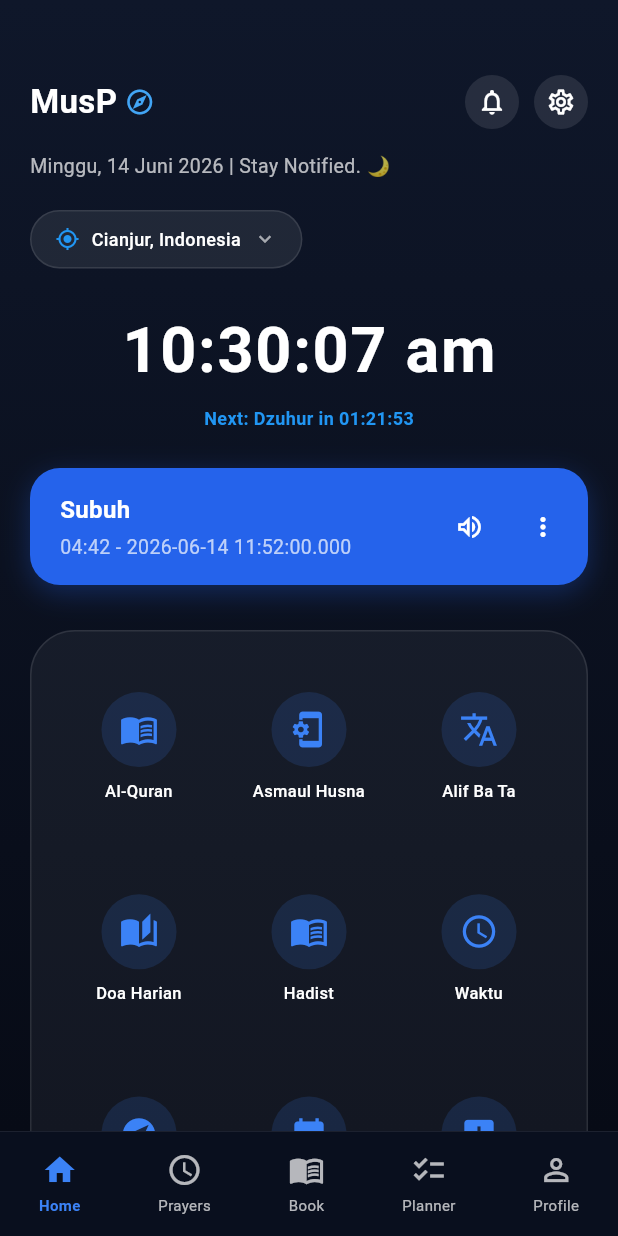
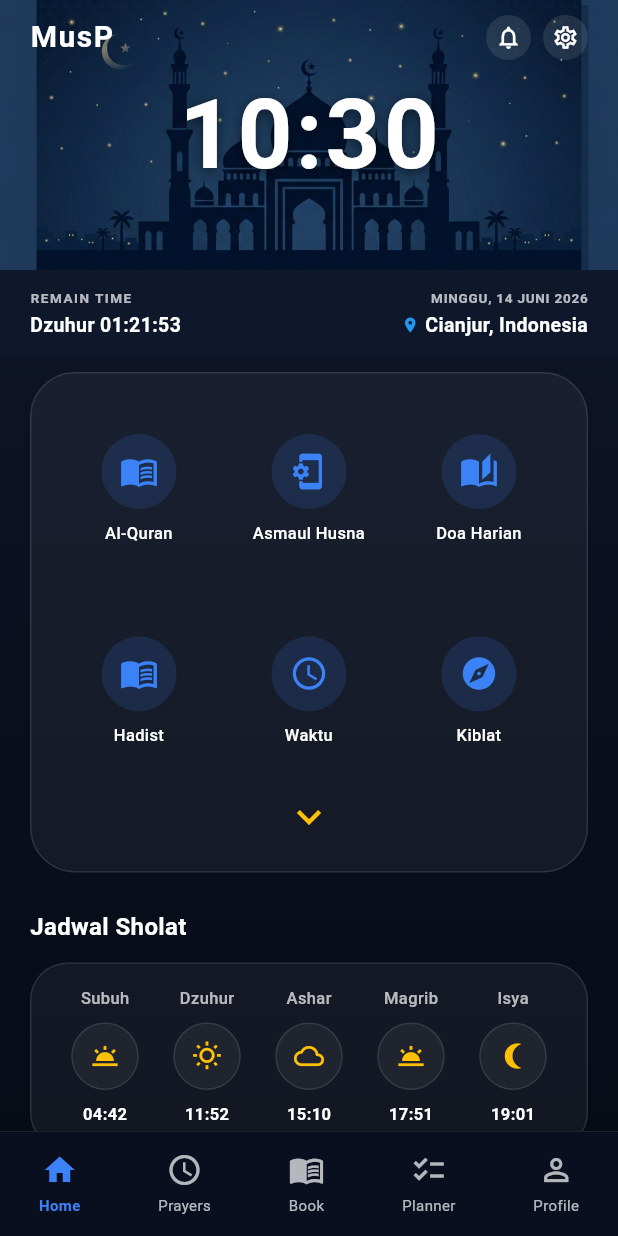
Before and after one commit to shiinzx/Aminsim_App, a Flutter app: the screen it shows after launch, on a phone screen of 412 x 824 dp. Run offline on Flutter 3.47's test engine with Material 3 defaults, Android fonts, the phone set to English and light mode, and no system bars; our stand-ins replace geolocator, shared_preferences; network calls fail.

Commit message:
design: add mosque silhouette header and expandable menu grid

```diff
--- a/lib/pages/menu_page.dart
+++ b/lib/pages/menu_page.dart
@@ -240,45 +240,7 @@ class _MenuPageState extends State<MenuPage> {
     return "$dayName, ${date.day} $monthName ${date.year}";
   }
 
-  Map<String, String> _getActivePrayerInfo() {
-    final defaultInfo = {"name": "Dhuhur", "range": "11:52 - 15:10"};
-    if (todaySchedule.isEmpty) return defaultInfo;
 
-    try {
-      final now = DateTime.now();
-      final String subuh = todaySchedule['subuh'] ?? '04:42';
-      final String dzuhur = todaySchedule['dzuhur'] ?? '11:52';
-      final String ashar = todaySchedule['ashar'] ?? '15:10';
-      final String magrib = todaySchedule['magrib'] ?? '17:51';
-      final String isya = todaySchedule['isya'] ?? '19:01';
-
-      final tSubuh = _parseTime(subuh, now);
-      final tDzuhur = _parseTime(dzuhur, now);
-      final tAshar = _parseTime(ashar, now);
-      final tMagrib = _parseTime(magrib, now);
-      final tIsya = _parseTime(isya, now);
-
-      if (tSubuh == null || tDzuhur == null || tAshar == null || tMagrib == null || tIsya == null) {
-        return defaultInfo;
-      }
-
-      if (now.isBefore(tSubuh)) {
-        return {"name": "Isya", "range": "$isya - $subuh"};
-      } else if (now.isBefore(tDzuhur)) {
-        return {"name": "Subuh", "range": "$subuh - $tDzuhur"};
-      } else if (now.isBefore(tAshar)) {
-        return {"name": "Dzuhur", "range": "$dzuhur - $ashar"};
-      } else if (now.isBefore(tMagrib)) {
-        return {"name": "Ashar", "range": "$ashar - $magrib"};
-      } else if (now.isBefore(tIsya)) {
-        return {"name": "Magrib", "range": "$magrib - $isya"};
-      } else {
-        return {"name": "Isya", "range": "$isya - $subuh"};
-      }
-    } catch (e) {
-      return defaultInfo;
-    }
-  }
 
   @override
   void dispose() {
@@ -406,170 +368,155 @@ class _MenuPageState extends State<MenuPage> {
   }
 
   Widget _buildHeader() {
-    return Container(
-      padding: const EdgeInsets.fromLTRB(20, 50, 20, 20),
+    final parts = _timeString.split(':');
+    final displayTime = parts.length >= 2 ? "${parts[0]}:${parts[1]}" : "--:--";
+
+    return Column(
+      children: [
+        // Top Mosque Banner Card
+        Container(
+          width: double.infinity,
+          height: 180,
           decoration: const BoxDecoration(
-        color: Colors.transparent,
+            image: DecorationImage(
+              image: AssetImage('assets/mosque_silhouette.png'),
+              fit: BoxFit.cover,
             ),
-      child: Column(
-        crossAxisAlignment: CrossAxisAlignment.start,
+          ),
+          child: SafeArea(
+            child: Stack(
               children: [
-          // Row for App Title/Logo, Notifications, Settings
-          Row(
+                // Title & Controls Row
+                Padding(
+                  padding: const EdgeInsets.symmetric(horizontal: 20, vertical: 10),
+                  child: Row(
                     mainAxisAlignment: MainAxisAlignment.spaceBetween,
-            children: [
-              Row(
                     children: [
                       const Text(
                         "MusP",
                         style: TextStyle(
                           color: Colors.white,
-                      fontSize: 22,
+                          fontSize: 20,
                           fontWeight: FontWeight.bold,
+                          letterSpacing: 1,
                         ),
-                  ),
-                  const SizedBox(width: 5),
-                  Icon(Icons.explore_outlined, color: Colors.blue[400], size: 20),
-                ],
                       ),
                       Row(
                         children: [
                           Container(
-                    padding: const EdgeInsets.all(8),
+                            padding: const EdgeInsets.all(6),
                             decoration: BoxDecoration(
                               shape: BoxShape.circle,
                               color: Colors.white.withValues(alpha: 0.1),
                             ),
-                    child: const Icon(Icons.notifications_outlined, color: Colors.white, size: 20),
+                            child: const Icon(Icons.notifications_outlined, color: Colors.white, size: 18),
                           ),
-                  const SizedBox(width: 10),
+                          const SizedBox(width: 8),
                           Container(
-                    padding: const EdgeInsets.all(8),
+                            padding: const EdgeInsets.all(6),
                             decoration: BoxDecoration(
                               shape: BoxShape.circle,
                               color: Colors.white.withValues(alpha: 0.1),
                             ),
-                    child: const Icon(Icons.settings_outlined, color: Colors.white, size: 20),
+                            child: const Icon(Icons.settings_outlined, color: Colors.white, size: 18),
                           ),
                         ],
                       ),
                     ],
                   ),
-          const SizedBox(height: 15),
-
-          // Subtitle
-          Text(
-            "$_dateString | Stay Notified. 🌙",
-            style: const TextStyle(color: Colors.white70, fontSize: 13),
                 ),
-          const SizedBox(height: 20),
-
-          // Location Selector card
-          Container(
-            padding: const EdgeInsets.symmetric(horizontal: 16, vertical: 10),
-            decoration: BoxDecoration(
-              color: Colors.white.withValues(alpha: 0.08),
-              borderRadius: BorderRadius.circular(20),
-              border: Border.all(color: Colors.white10),
-            ),
-            child: Row(
-              mainAxisSize: MainAxisSize.min,
-              children: [
-                const Icon(Icons.my_location, color: Colors.blue, size: 16),
-                const SizedBox(width: 8),
-                Text(
-                  _cityString,
-                  style: const TextStyle(color: Colors.white, fontWeight: FontWeight.w500, fontSize: 12),
-                ),
-                const SizedBox(width: 8),
-                const Icon(Icons.keyboard_arrow_down, color: Colors.white60, size: 16),
+                // Clock in the center
+                Center(
+                  child: Text(
+                    displayTime,
+                    style: const TextStyle(
+                      fontSize: 64,
+                      fontWeight: FontWeight.bold,
+                      color: Colors.white,
+                      letterSpacing: 2,
+                      shadows: [
+                        Shadow(
+                          color: Colors.black54,
+                          offset: Offset(0, 2),
+                          blurRadius: 10,
+                        )
                       ],
                     ),
                   ),
-          const SizedBox(height: 25),
-
-          // Large digital clock
-          Center(
-            child: Column(
-              children: [
-                Text(
-                  _timeString,
-                  style: const TextStyle(
-                    fontSize: 42,
-                    fontWeight: FontWeight.bold,
-                    color: Colors.white,
-                    letterSpacing: 1.1,
                 ),
-                ),
-                if (_nextPrayerName.isNotEmpty) ...[
-                  const SizedBox(height: 6),
-                  Text(
-                    "Next: $_nextPrayerName in $_countdownString",
-                    style: const TextStyle(color: Colors.blue, fontWeight: FontWeight.bold, fontSize: 12),
-                  ),
-                ],
               ],
             ),
           ),
-          const SizedBox(height: 25),
-
-          // Active Prayer Banner
-          _buildActivePrayerBanner(),
-        ],
         ),
-    );
-  }
-
-  Widget _buildActivePrayerBanner() {
-    final activeInfo = _getActivePrayerInfo();
-    final String name = activeInfo['name']!;
-    final String range = activeInfo['range']!;
-
-    return Container(
+        // Countdown & Location Bar (Status Bar)
+        Container(
           width: double.infinity,
-      padding: const EdgeInsets.symmetric(horizontal: 20, vertical: 15),
-      decoration: BoxDecoration(
-        color: const Color(0xFF2563EB),
-        borderRadius: BorderRadius.circular(20),
-        boxShadow: [
-          BoxShadow(
-            color: const Color(0xFF2563EB).withValues(alpha: 0.3),
-            blurRadius: 15,
-            offset: const Offset(0, 5),
-          )
-        ],
-      ),
+          padding: const EdgeInsets.symmetric(horizontal: 20, vertical: 12),
+          color: const Color(0xFF0F172A), // Dark blue/slate background matching mockup
           child: Row(
             mainAxisAlignment: MainAxisAlignment.spaceBetween,
             children: [
+              // Left: Remain Time
               Column(
                 crossAxisAlignment: CrossAxisAlignment.start,
                 children: [
+                  const Text(
+                    "REMAIN TIME",
+                    style: TextStyle(
+                      color: Colors.white70,
+                      fontSize: 9,
+                      fontWeight: FontWeight.bold,
+                      letterSpacing: 1,
+                    ),
+                  ),
+                  const SizedBox(height: 2),
                   Text(
-                name,
-                style: const TextStyle(color: Colors.white, fontWeight: FontWeight.bold, fontSize: 16),
+                    _nextPrayerName.isNotEmpty
+                        ? "$_nextPrayerName $_countdownString"
+                        : "Next prayer --:--",
+                    style: const TextStyle(
+                      color: Colors.white,
+                      fontSize: 13,
+                      fontWeight: FontWeight.bold,
                     ),
-              const SizedBox(height: 4),
-              Text(
-                range,
-                style: const TextStyle(color: Colors.white70, fontSize: 13),
                   ),
                 ],
               ),
+              // Right: Date & Location
+              Column(
+                crossAxisAlignment: CrossAxisAlignment.end,
+                children: [
+                  Text(
+                    _dateString.toUpperCase(),
+                    style: const TextStyle(
+                      color: Colors.white70,
+                      fontSize: 9,
+                      fontWeight: FontWeight.bold,
+                      letterSpacing: 0.5,
+                    ),
+                  ),
+                  const SizedBox(height: 2),
                   Row(
+                    mainAxisSize: MainAxisSize.min,
                     children: [
-              IconButton(
-                onPressed: () {},
-                icon: const Icon(Icons.volume_up_outlined, color: Colors.white, size: 20),
-                padding: EdgeInsets.zero,
-                constraints: const BoxConstraints(),
+                      const Icon(Icons.location_on, color: Colors.blue, size: 12),
+                      const SizedBox(width: 4),
+                      Text(
+                        _cityString,
+                        style: const TextStyle(
+                          color: Colors.white,
+                          fontSize: 13,
+                          fontWeight: FontWeight.bold,
                         ),
-              const SizedBox(width: 15),
-              const Icon(Icons.more_vert, color: Colors.white, size: 20),
+                      ),
                     ],
                   ),
                 ],
               ),
+            ],
+          ),
+        ),
+      ],
     );
   }
 
@@ -581,7 +528,24 @@ class _MenuPageState extends State<MenuPage> {
         borderRadius: BorderRadius.circular(30),
         border: Border.all(color: Colors.white10),
       ),
-      child: _buildMenuGrid(),
+      child: Column(
+        children: [
+          _buildMenuGrid(),
+          const SizedBox(height: 10),
+          GestureDetector(
+            onTap: () {
+              setState(() {
+                isExpanded = !isExpanded;
+              });
+            },
+            child: Icon(
+              isExpanded ? Icons.keyboard_arrow_up : Icons.keyboard_arrow_down,
+              size: 32,
+              color: Colors.amber,
+            ),
+          ),
+        ],
+      ),
     );
   }
 
@@ -589,14 +553,16 @@ class _MenuPageState extends State<MenuPage> {
     final List<Map<String, dynamic>> allMenus = [
       {'title': 'Al-Quran', 'icon': Icons.menu_book},
       {'title': 'Asmaul Husna', 'icon': Icons.phonelink_setup},
-      {'title': 'Alif Ba Ta', 'icon': Icons.translate},
       {'title': 'Doa Harian', 'icon': Icons.auto_stories},
       {'title': 'Hadist', 'icon': Icons.menu_book_outlined},
       {'title': 'Waktu', 'icon': Icons.access_time},
       {'title': 'Kiblat', 'icon': Icons.explore},
+      {'title': 'Alif Ba Ta', 'icon': Icons.translate},
       {'title': 'Calender', 'icon': Icons.calendar_month},
       {'title': 'Tasbih', 'icon': Icons.add_box},
     ];
+
+    int itemCount = isExpanded ? allMenus.length : 6;
 
     return GridView.builder(
       shrinkWrap: true,
@@ -607,7 +573,7 @@ class _MenuPageState extends State<MenuPage> {
         crossAxisSpacing: 10,
         childAspectRatio: 0.9,
       ),
-      itemCount: allMenus.length,
+      itemCount: itemCount,
       itemBuilder: (context, index) {
         final menu = allMenus[index];
         return GestureDetector(
@@ -619,8 +585,6 @@ class _MenuPageState extends State<MenuPage> {
               }
             } else if (title == 'Asmaul Husna') {
               Navigator.push(context, MaterialPageRoute(builder: (context) => const AsmaulHusnaPage()));
-            } else if (title == 'Alif Ba Ta') {
-              Navigator.push(context, MaterialPageRoute(builder: (context) => const AlifBaTaPage()));
             } else if (title == 'Doa Harian') {
               Navigator.push(context, MaterialPageRoute(builder: (context) => const DoaPage()));
             } else if (title == 'Hadist') {
@@ -629,6 +593,8 @@ class _MenuPageState extends State<MenuPage> {
               Navigator.push(context, MaterialPageRoute(builder: (context) => const SholatPage()));
             } else if (title == 'Kiblat') {
               Navigator.push(context, MaterialPageRoute(builder: (context) => const KiblatPage()));
+            } else if (title == 'Alif Ba Ta') {
+              Navigator.push(context, MaterialPageRoute(builder: (context) => const AlifBaTaPage()));
             } else if (title == 'Calender') {
               Navigator.push(context, MaterialPageRoute(builder: (context) => const CalendarPage()));
             } else if (title == 'Tasbih') {
```
Also changed, not shown: assets/mosque_silhouette.png (added). Lines whose indentation alone changed are shown as unchanged.
